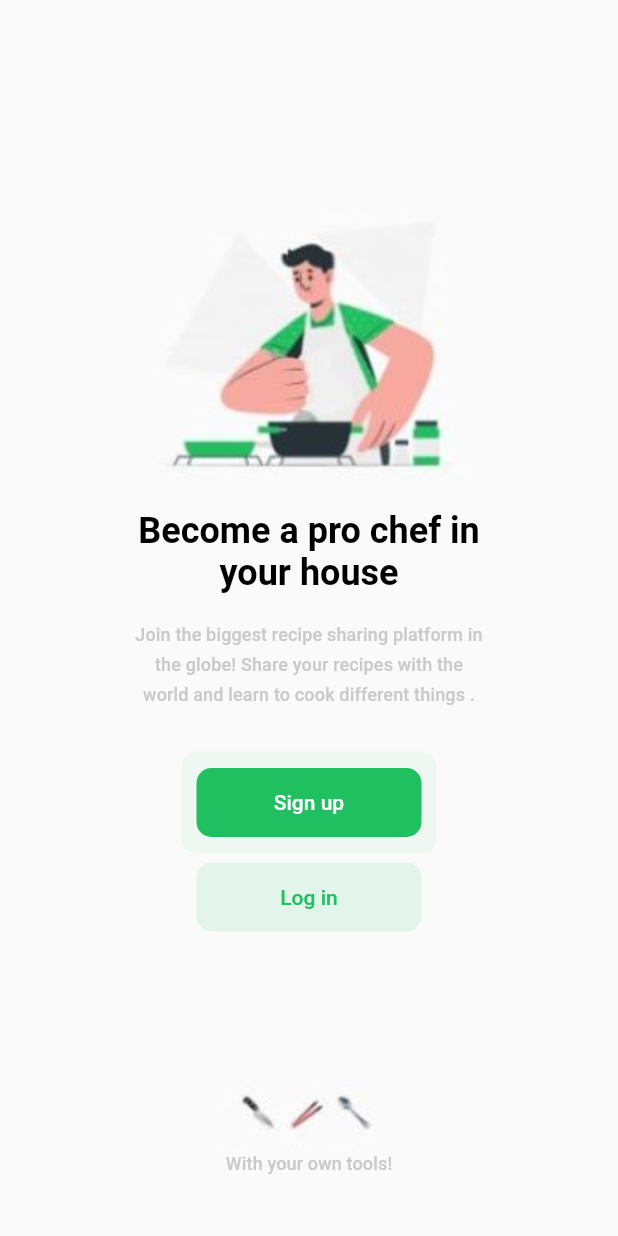
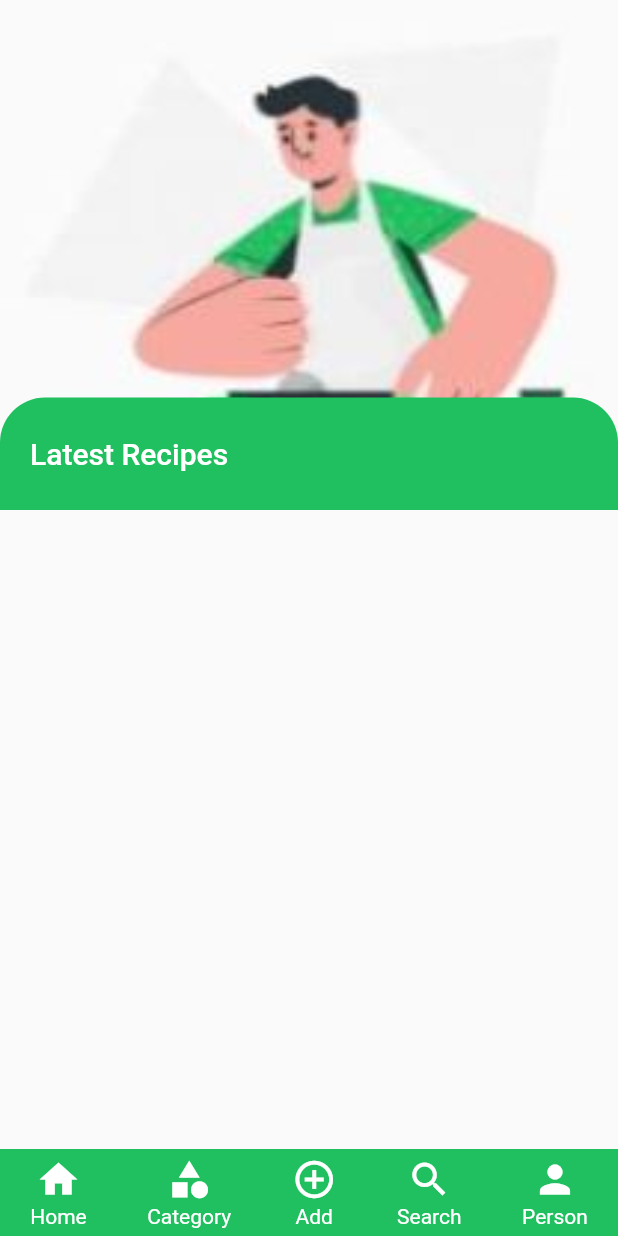
Before and after one commit to Mikiyas721/recipe, a Flutter app: the screen it shows after launch, on a phone screen of 412 x 824 dp. Run offline on Flutter 3.47's test engine with Material 2 defaults, Android fonts, the phone set to English and light mode, and no system bars; drawn by our look-alikes of carousel_slider.

Commit message:
Added HomePage, CategoryPage and SearchPage

```diff
--- a/lib/main.dart
+++ b/lib/main.dart
@@ -1,6 +1,8 @@
 import 'package:flutter/material.dart';
+import './ui/pages/categoryPage.dart';
+import './ui/pages/homePage.dart';
+import './ui/pages/searchPage.dart';
 import './ui/pages/loginPage.dart';
-import './ui/pages/openingPage.dart';
 import './ui/pages/signUpPage.dart';
 
 void main() {
@@ -11,21 +13,33 @@ class MyApp extends StatelessWidget {
   @override
   Widget build(BuildContext context) {
     return MaterialApp(
+      debugShowCheckedModeBanner: false,
       title: 'Recipes',
       theme: ThemeData(
+          iconTheme: IconThemeData(color: Colors.white, size: 30),
+          appBarTheme:
+              AppBarTheme(iconTheme: IconThemeData(color: Colors.white)),
           textTheme: TextTheme(
-            headline1: TextStyle(fontSize: 24, fontWeight: FontWeight.bold,color: Colors.black),
-            subtitle2: TextStyle(fontSize: 12, color: Color(0xffcacaca),height: 1.7),
+            headline1: TextStyle(
+                fontSize: 24, fontWeight: FontWeight.bold, color: Colors.black),
+            headline2: TextStyle(
+                fontSize: 20, fontWeight: FontWeight.w500, color: Colors.white),
+            bodyText2: TextStyle(color: Colors.white),
+            subtitle2:
+                TextStyle(fontSize: 12, color: Color(0xffcacaca), height: 1.7),
           ),
-          buttonColor: Color(0xff20c060)),
-      routes:routes,
+          primaryColor: Color(0xff20c060)),
+      routes: routes,
       initialRoute: '/',
     );
   }
 }
+
 final routes = {
-  '/':(BuildContext context)=>OpeningPage(),
-  '/loginPage':(BuildContext context)=>LoginPage(),
-  '/signUpPage':(BuildContext context)=>SignUpPage(),
-
+  '/': (BuildContext context) => HomePage(),
+  '/loginPage': (BuildContext context) => LoginPage(),
+  '/signUpPage': (BuildContext context) => SignUpPage(),
+  '/homePage': (BuildContext context) => HomePage(),
+  '/categoryPage': (BuildContext context) => CategoryPage(),
+  '/searchPage': (BuildContext context) => SearchPage(),
 };
--- /dev/null
+++ b/lib/ui/pages/homePage.dart
@@ -0,0 +1,103 @@
+import 'package:carousel_slider/carousel_slider.dart';
+import 'package:flutter/material.dart';
+import '../../ui/widgets/navButton.dart';
+import '../../util/extensions/common.dart';
+
+class HomePage extends StatelessWidget {
+  @override
+  Widget build(BuildContext context) {
+    return Scaffold(
+      appBar: AppBar(
+        toolbarHeight: 340,
+        elevation: 0,
+        flexibleSpace: Stack(
+          children: [
+            CarouselSlider(
+              options: CarouselOptions(
+                  height: MediaQuery.of(context).size.height * 0.4,
+                  viewportFraction: 1,
+                  autoPlay: true,
+                  autoPlayInterval: Duration(seconds: 5)),
+              items: [
+                'assets/1.jpg',
+                'assets/2.jpg',
+                'assets/3.jpg',
+                'assets/4.jpg',
+              ]
+                  .map((String url) => Container(
+                        decoration: BoxDecoration(
+                            image: DecorationImage(
+                                image: AssetImage(url), fit: BoxFit.fill)),
+                      ))
+                  .toList(),
+            ),
+            Align(
+              alignment: Alignment.bottomCenter,
+              child: Container(
+                height: 75,
+                decoration: BoxDecoration(
+                    color: context.primaryColor,
+                    borderRadius: BorderRadius.only(
+                        topLeft: Radius.circular(30),
+                        topRight: Radius.circular(30))),
+                child: Row(
+                  children: [
+                    Padding(
+                      padding: 20.hPadding,
+                      child: Text(
+                        'Latest Recipes',
+                        style: context.headline2,
+                      ),
+                    ),
+                  ],
+                ),
+              ),
+            )
+          ],
+        ),
+      ),
+      body: ListView.builder(
+          itemCount: 0,
+          itemBuilder: (BuildContext context, int count) {
+            return Container();
+          }),
+      bottomSheet: Container(
+        color: context.primaryColor,
+        child: Row(
+          mainAxisAlignment: MainAxisAlignment.spaceAround,
+          children: [
+            NavButton(
+              icon: Icons.home,
+              label: 'Home',
+              onTap: () {},
+            ),
+            NavButton(
+              icon: Icons.category,
+              label: 'Category',
+              onTap: () {
+                Navigator.pushNamed(context, '/categoryPage');
+              },
+            ),
+            NavButton(
+              icon: Icons.add_circle_outline,
+              label: 'Add',
+              onTap: () {},
+            ),
+            NavButton(
+              icon: Icons.search,
+              label: 'Search',
+              onTap: () {
+                Navigator.pushNamed(context, '/searchPage');
+              },
+            ),
+            NavButton(
+              icon: Icons.person,
+              label: 'Person',
+              onTap: () {},
+            ),
+          ],
+        ),
+      ),
+    );
+  }
+}
--- a/lib/ui/pages/openingPage.dart
+++ b/lib/ui/pages/openingPage.dart
@@ -46,7 +46,7 @@ class OpeningPage extends StatelessWidget {
                   },
                   padding: 15.vPadding,
                   color: Color(0xffe3f4ea),
-                  textColor: context.buttonColor,
+                  textColor: context.primaryColor,
                   child: Text('Log in'),
                   shape: RoundedRectangleBorder(
                       borderRadius: BorderRadius.all(Radius.circular(10))),
--- a/lib/ui/widgets/myButton.dart
+++ b/lib/ui/widgets/myButton.dart
@@ -27,7 +27,7 @@ class MyButton extends StatelessWidget {
           child: FlatButton(
             padding: 15.vPadding,
             onPressed: onPressed,
-            color: context.buttonColor,
+            color: context.primaryColor,
             textColor: Colors.white,
             child: isLoading
                 ? CircularProgressIndicator()
--- /dev/null
+++ b/lib/ui/widgets/navButton.dart
@@ -0,0 +1,32 @@
+import 'package:flutter/material.dart';
+import '../../util/extensions/common.dart';
+
+class NavButton extends StatelessWidget {
+  final IconData icon;
+  final String label;
+  final VoidCallback onTap;
+
+  const NavButton({Key key, this.icon, this.label, this.onTap})
+      : super(key: key);
+
+  @override
+  Widget build(BuildContext context) {
+    return Material(
+      color: context.primaryColor,
+      child: InkWell(
+        child: Container(
+          padding: 5.allPadding,
+          child: Column(mainAxisSize: MainAxisSize.min, children: [
+            Icon(icon),
+            2.vSpace,
+            Text(
+              label,
+              style: context.bodyText2,
+            )
+          ]),
+        ),
+        onTap: onTap,
+      ),
+    );
+  }
+}
--- a/lib/util/extensions/extensions.dart
+++ b/lib/util/extensions/extensions.dart
@@ -2,8 +2,11 @@ import 'package:flutter/material.dart';
 
 extension BuildContextExtension on BuildContext{
   TextStyle get headline1 => Theme.of(this).textTheme.headline1;
+  TextStyle get headline2 => Theme.of(this).textTheme.headline2;
   TextStyle get subtitle2 => Theme.of(this).textTheme.subtitle2;
-  Color get buttonColor => Theme.of(this).buttonColor;
+  TextStyle get bodyText2 => Theme.of(this).textTheme.bodyText2;
+  Color get primaryColor => Theme.of(this).primaryColor;
+  Color get iconColor => Theme.of(this).iconTheme.color;
 }
 extension SpacingExtension on num{
   SizedBox get vSpace => SizedBox(height:this.toDouble());
--- a/pubspec.yaml
+++ b/pubspec.yaml
@@ -28,6 +28,7 @@ dependencies:
   # The following adds the Cupertino Icons font to your application.
   # Use with the CupertinoIcons class for iOS style icons.
   cupertino_icons: ^1.0.0
+  carousel_slider: ^3.0.0
 
 dev_dependencies:
   flutter_test:
```
Also changed, not shown: lib/ui/pages/categoryPage.dart (added, +29 -0 lines), lib/ui/pages/searchPage.dart (added, +22 -0 lines), pubspec.lock.
